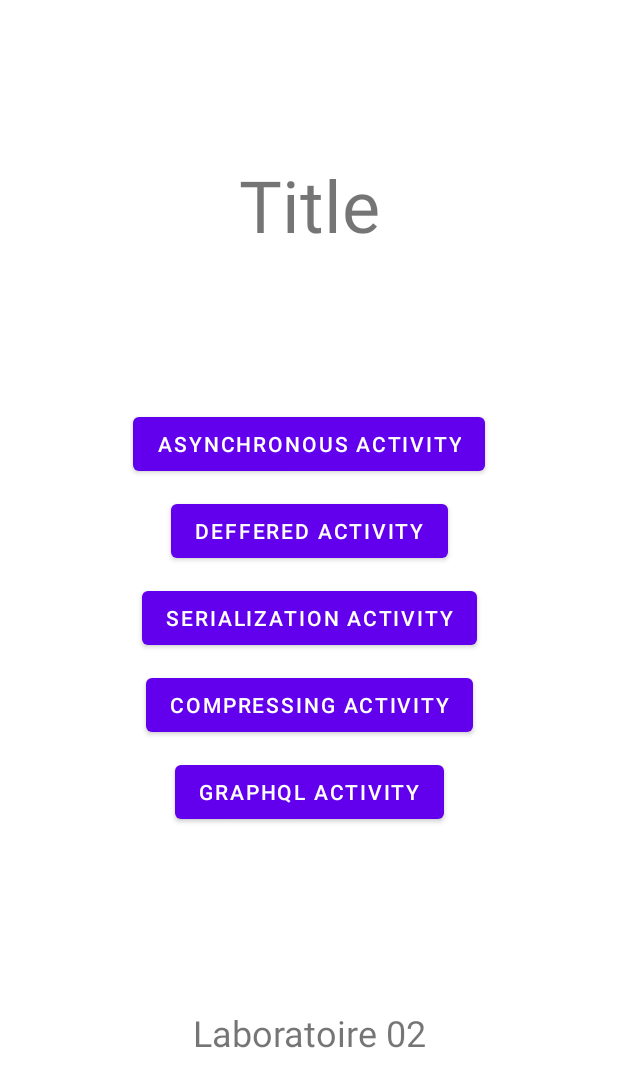
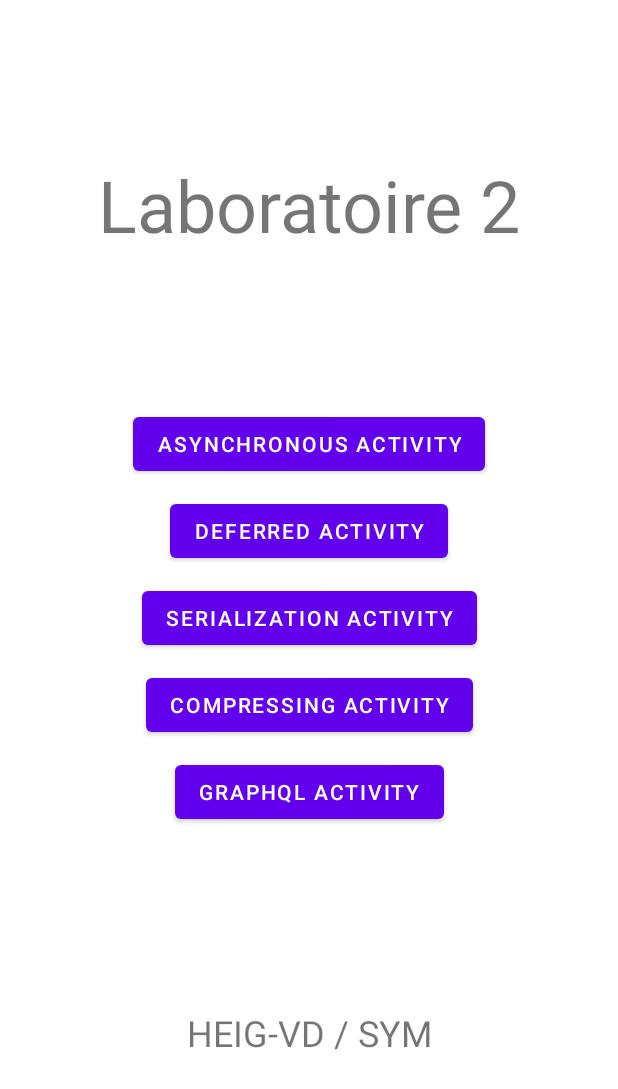
Before and after one commit to hakimbalestrieri/Android-Protocol, an Android app: the layout activity_main.xml on its own in the app's theme, with its tools: preview values and no code run, on a phone screen of 412 x 824 dp. Shown: the top 1089 px of the screen. Run offline under Robolectric (Android 15) with nearby library versions, the phone set to English and light mode, and no system bars.

Commit message:
Mise au propre des 5 activités

```diff
--- a/app/build.gradle
+++ b/app/build.gradle
@@ -41,6 +41,7 @@ dependencies {
     implementation 'androidx.appcompat:appcompat:1.3.1'
     implementation 'com.google.android.material:material:1.4.0'
     implementation 'androidx.constraintlayout:constraintlayout:2.0.4'
+    implementation 'com.google.protobuf:protobuf-java:3.17.3'
     testImplementation 'junit:junit:4.+'
     androidTestImplementation 'androidx.test.ext:junit:1.1.3'
     androidTestImplementation 'androidx.test.espresso:espresso-core:3.4.0'
--- a/app/src/main/AndroidManifest.xml
+++ b/app/src/main/AndroidManifest.xml
@@ -3,6 +3,7 @@
     package="ch.heigvd">
 
     <application
+        android:networkSecurityConfig="@xml/network_security_config"
         android:allowBackup="true"
         android:icon="@mipmap/ic_launcher"
         android:label="@string/app_name"
@@ -19,7 +20,7 @@
             android:name=".SerializationActivity"
             android:exported="true" />
         <activity
-            android:name=".DefferedActivity"
+            android:name=".DeferredActivity"
             android:exported="true" />
         <activity
             android:name=".AsynchronousActivity"
--- a/app/src/main/java/ch/heigvd/CompressingActivity.kt
+++ b/app/src/main/java/ch/heigvd/CompressingActivity.kt
@@ -3,6 +3,10 @@ package ch.heigvd
 import androidx.appcompat.app.AppCompatActivity
 import android.os.Bundle
 
+/**
+ * Activity in which is realized the point of the laboratory about compressing
+ * @author Allemann, Balestrieri, Gomes
+ */
 class CompressingActivity : AppCompatActivity() {
     override fun onCreate(savedInstanceState: Bundle?) {
         super.onCreate(savedInstanceState)
--- a/app/src/main/java/ch/heigvd/GraphQLActivity.kt
+++ b/app/src/main/java/ch/heigvd/GraphQLActivity.kt
@@ -3,6 +3,10 @@ package ch.heigvd
 import androidx.appcompat.app.AppCompatActivity
 import android.os.Bundle
 
+/**
+ * Activity in which is realized the point of the laboratory about Graph QL
+ * @author Allemann, Balestrieri, Gomes
+ */
 class GraphQLActivity : AppCompatActivity() {
     override fun onCreate(savedInstanceState: Bundle?) {
         super.onCreate(savedInstanceState)
--- a/app/src/main/java/ch/heigvd/SerializationActivity.kt
+++ b/app/src/main/java/ch/heigvd/SerializationActivity.kt
@@ -3,6 +3,10 @@ package ch.heigvd
 import androidx.appcompat.app.AppCompatActivity
 import android.os.Bundle
 
+/**
+ * Activity in which is realized the point of the laboratory about serialization
+ * @author Allemann, Balestrieri, Gomes
+ */
 class SerializationActivity : AppCompatActivity() {
     override fun onCreate(savedInstanceState: Bundle?) {
         super.onCreate(savedInstanceState)
--- a/app/src/main/res/layout/activity_deffered.xml
+++ b/app/src/main/res/layout/activity_deferred.xml
@@ -4,6 +4,6 @@
     xmlns:tools="http://schemas.android.com/tools"
     android:layout_width="match_parent"
     android:layout_height="match_parent"
-    tools:context=".DefferedActivity">
+    tools:context=".DeferredActivity">
 
 </androidx.constraintlayout.widget.ConstraintLayout>
--- a/app/src/main/res/layout/activity_main.xml
+++ b/app/src/main/res/layout/activity_main.xml
@@ -7,27 +7,27 @@
     tools:context=".MainActivity">
 
     <Button
-        android:id="@+id/btn_asynchronous_activity"
+        android:id="@+id/btnAsynchronousActivity"
         android:layout_width="wrap_content"
         android:layout_height="wrap_content"
         android:layout_marginBottom="10dp"
         android:text="Asynchronous Activity"
-        app:layout_constraintBottom_toTopOf="@+id/btnActivity2"
+        app:layout_constraintBottom_toTopOf="@+id/btnDeferredActivity"
         app:layout_constraintEnd_toEndOf="parent"
         app:layout_constraintStart_toStartOf="parent" />
 
     <Button
-        android:id="@+id/btnActivity2"
+        android:id="@+id/btnDeferredActivity"
         android:layout_width="wrap_content"
         android:layout_height="wrap_content"
         android:layout_marginBottom="10dp"
-        android:text="Deffered Activity"
-        app:layout_constraintBottom_toTopOf="@+id/btnActivity3"
+        android:text="Deferred Activity"
+        app:layout_constraintBottom_toTopOf="@+id/btnSerializationActivity"
         app:layout_constraintEnd_toEndOf="parent"
         app:layout_constraintStart_toStartOf="parent" />
 
     <Button
-        android:id="@+id/btnActivity3"
+        android:id="@+id/btnSerializationActivity"
         android:layout_width="wrap_content"
         android:layout_height="wrap_content"
         android:text="Serialization Activity"
@@ -37,43 +37,43 @@
         app:layout_constraintTop_toTopOf="parent" />
 
     <Button
-        android:id="@+id/btnActivity4"
+        android:id="@+id/btnCompressingActivity"
         android:layout_width="wrap_content"
         android:layout_height="wrap_content"
         android:layout_marginTop="10dp"
         android:text="Compressing Activity"
         app:layout_constraintEnd_toEndOf="parent"
         app:layout_constraintStart_toStartOf="parent"
-        app:layout_constraintTop_toBottomOf="@+id/btnActivity3" />
+        app:layout_constraintTop_toBottomOf="@+id/btnSerializationActivity" />
 
     <Button
-        android:id="@+id/btnActivity5"
+        android:id="@+id/btnGraphQLActivity"
         android:layout_width="wrap_content"
         android:layout_height="wrap_content"
         android:layout_marginTop="10dp"
         android:text="GraphQL Activity"
         app:layout_constraintEnd_toEndOf="parent"
         app:layout_constraintStart_toStartOf="parent"
-        app:layout_constraintTop_toBottomOf="@+id/btnActivity4" />
+        app:layout_constraintTop_toBottomOf="@+id/btnCompressingActivity" />
 
     <TextView
         android:id="@+id/txtLabo"
         android:layout_width="wrap_content"
         android:layout_height="wrap_content"
-        android:text="Laboratoire 02"
+        android:text="HEIG-VD / SYM"
         android:textSize="24sp"
         app:layout_constraintBottom_toBottomOf="parent"
         app:layout_constraintEnd_toEndOf="parent"
         app:layout_constraintStart_toStartOf="parent"
-        app:layout_constraintTop_toBottomOf="@+id/btnActivity5" />
+        app:layout_constraintTop_toBottomOf="@+id/btnGraphQLActivity" />
 
     <TextView
         android:id="@+id/txtTitle"
         android:layout_width="wrap_content"
         android:layout_height="wrap_content"
-        android:text="Title"
+        android:text="Laboratoire 2"
         android:textSize="48sp"
-        app:layout_constraintBottom_toTopOf="@+id/btn_asynchronous_activity"
+        app:layout_constraintBottom_toTopOf="@+id/btnAsynchronousActivity"
         app:layout_constraintEnd_toEndOf="parent"
         app:layout_constraintStart_toStartOf="parent"
         app:layout_constraintTop_toTopOf="parent" />
--- /dev/null
+++ b/app/src/main/res/xml/network_security_config.xml
@@ -0,0 +1,4 @@
+<?xml version="1.0" encoding="utf-8" ?>
+<network-security-config>
+    <base-config cleartextTrafficPermitted="true" />
+</network-security-config>
```
Also changed, not shown: app/src/main/java/ch/heigvd/DeferredActivity.kt (renamed from app/src/main/res/layout/activity_serialization.xml, +14 -8 lines), app/src/main/java/ch/heigvd/DefferedActivity.kt (deleted, +0 -11 lines), app/src/main/java/ch/heigvd/MainActivity.kt (+21 -7 lines), app/src/main/java/ch/heigvd/SymComManager.kt (+18 -2 lines), 1 other file.
